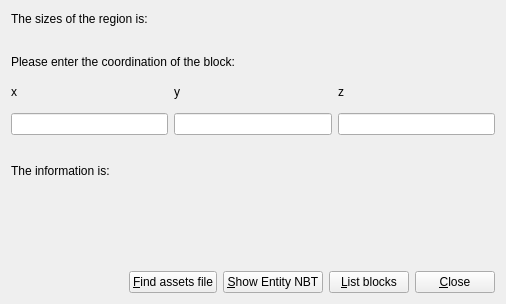
First picture: the form in src/qt/blockreaderui.ui, repository DreamHelium/dhlrc, before the edit.
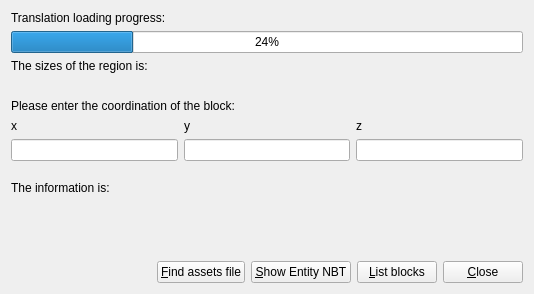
Second picture: the form after the edit.

Commit message: Show searching progress in BlockListUI

What changed in the file:
```diff
--- a/src/qt/blockreaderui.ui
+++ b/src/qt/blockreaderui.ui
@@ -6,8 +6,8 @@
    <rect>
     <x>0</x>
     <y>0</y>
-    <width>506</width>
-    <height>304</height>
+    <width>534</width>
+    <height>294</height>
    </rect>
   </property>
   <property name="windowTitle">
@@ -20,6 +20,20 @@
       <layout class="QVBoxLayout" name="verticalLayout_5">
        <item>
         <layout class="QVBoxLayout" name="verticalLayout">
+         <item>
+          <widget class="QLabel" name="label_7">
+           <property name="text">
+            <string>Translation loading progress:</string>
+           </property>
+          </widget>
+         </item>
+         <item>
+          <widget class="QProgressBar" name="progressBar">
+           <property name="value">
+            <number>24</number>
+           </property>
+          </widget>
+         </item>
          <item>
           <widget class="QLabel" name="label">
            <property name="text">
```
The commit also changes 10 other files.
